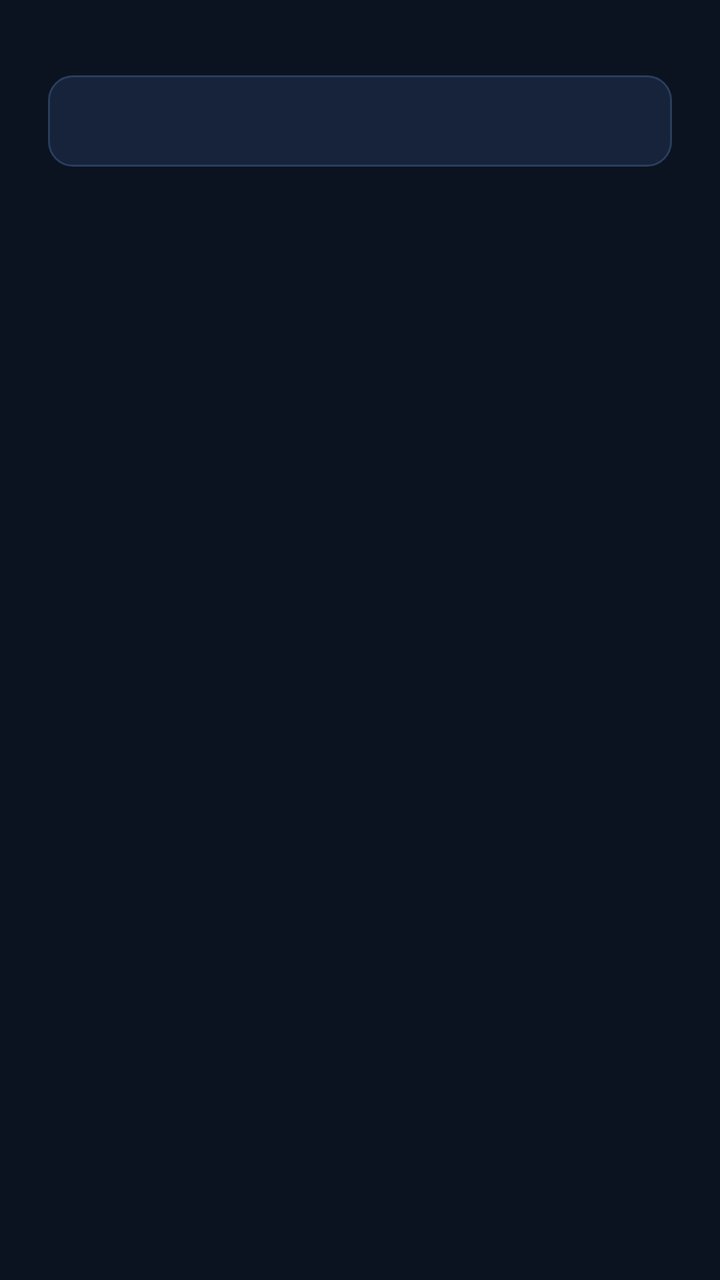
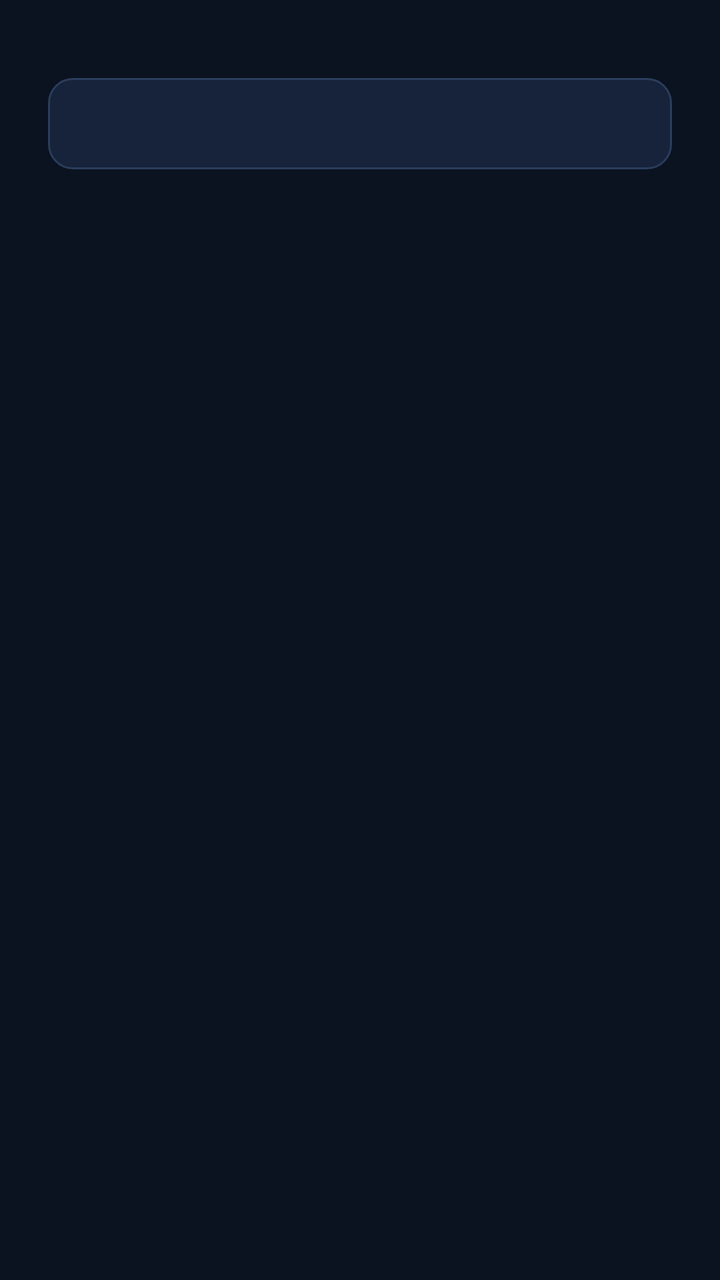

Screens rendered from an Android XML layout before and after an edit, with the pre-edit source and the edit as a unified diff.
<!-- AndroidManifest.xml: application theme Theme.MeshRelay -->
<!-- res/layout/dialog_input.xml -->
<?xml version="1.0" encoding="utf-8"?>
<LinearLayout xmlns:android="http://schemas.android.com/apk/res/android"
    android:layout_width="match_parent"
    android:layout_height="wrap_content"
    android:orientation="vertical"
    android:paddingStart="24dp"
    android:paddingEnd="24dp"
    android:paddingTop="4dp"
    android:paddingBottom="8dp">

    <TextView
        android:id="@+id/tvDialogBody"
        android:layout_width="match_parent"
        android:layout_height="wrap_content"
        android:textColor="@color/text_secondary"
        android:textSize="13sp"
        android:lineSpacingExtra="3dp" />

    <EditText
        android:id="@+id/etDialogInput"
        android:layout_width="match_parent"
        android:layout_height="wrap_content"
        android:layout_marginTop="16dp"
        android:background="@drawable/bg_input"
        android:paddingStart="14dp"
        android:paddingEnd="14dp"
        android:paddingTop="14dp"
        android:paddingBottom="14dp"
        android:textColor="@color/text_primary"
        android:textColorHint="@color/text_dim"
        android:textSize="13sp"
        android:fontFamily="monospace"
        android:gravity="top|start"
        android:inputType="textMultiLine"
        android:maxLines="4"
        android:scrollHorizontally="false" />

    
    <TextView
        android:id="@+id/tvDialogNote"
        android:layout_width="match_parent"
        android:layout_height="wrap_content"
        android:layout_marginTop="12dp"
        android:paddingStart="12dp"
        android:paddingEnd="12dp"
        android:paddingTop="9dp"
        android:paddingBottom="9dp"
        android:textSize="11sp"
        android:lineSpacingExtra="2dp"
        android:visibility="gone" />
</LinearLayout>
<!-- resources referenced by this layout -->
<resources>
  <color name="text_dim">#5B6E8C</color>
  <color name="text_primary">#E6EDF7</color>
  <color name="text_secondary">#8FA3BF</color>
  <!-- drawable bg_input (drawable) -->
  <?xml version="1.0" encoding="utf-8"?>
  <shape xmlns:android="http://schemas.android.com/apk/res/android" android:shape="rectangle">
      <solid android:color="@color/surface_raised" />
      <corners android:radius="12dp" />
      <stroke android:width="1dp" android:color="@color/border_strong" />
  </shape>
  <style name="Theme.MeshRelay" parent="Base.Theme.MeshRelay" />
  <color name="surface_raised">#16233A</color>
  <color name="border_strong">#2A3D5C</color>
  <style name="Base.Theme.MeshRelay" parent="Theme.Material3.DayNight.NoActionBar">
          <item name="colorPrimary">@color/teal</item>
          <item name="colorOnPrimary">@color/ground</item>
          <item name="colorSecondary">@color/teal_deep</item>
          <item name="colorError">@color/red</item>
          <item name="colorSurface">@color/surface</item>
          <item name="colorOnSurface">@color/text_primary</item>
          <item name="android:colorBackground">@color/ground</item>
          <item name="android:windowBackground">@color/ground</item>
          <item name="android:textColorPrimary">@color/text_primary</item>
          <item name="android:textColorSecondary">@color/text_secondary</item>
          <item name="android:textColorHint">@color/text_dim</item>
          <item name="android:statusBarColor">@color/ground</item>
          <item name="android:navigationBarColor">@color/ground</item>
          <item name="android:windowLightStatusBar" tools:targetApi="m">false</item>
      </style>
  <color name="teal">#14B8A6</color>
  <color name="ground">#0B1220</color>
  <color name="teal_deep">#0D9488</color>
  <color name="red">#EF4444</color>
  <color name="surface">#111C2E</color>
</resources>

<!-- the commit's change to res/layout/dialog_input.xml (unified diff, before → after) -->
@@ -8,12 +8,13 @@
     android:paddingTop="4dp"
     android:paddingBottom="8dp">
 
+    
     <TextView
         android:id="@+id/tvDialogBody"
         android:layout_width="match_parent"
         android:layout_height="wrap_content"
-        android:textColor="@color/text_secondary"
-        android:textSize="13sp"
+        android:textColor="@color/text_primary"
+        android:textSize="14sp"
         android:lineSpacingExtra="3dp" />
 
     <EditText
<!-- resource entries referenced after the edit -->
@@ -2,7 +2,6 @@
 <resources>
   <color name="text_dim">#5B6E8C</color>
   <color name="text_primary">#E6EDF7</color>
-  <color name="text_secondary">#8FA3BF</color>
   <!-- drawable bg_input (drawable) -->
   <?xml version="1.0" encoding="utf-8"?>
   <shape xmlns:android="http://schemas.android.com/apk/res/android" android:shape="rectangle">
@@ -34,5 +33,6 @@
   <color name="teal_deep">#0D9488</color>
   <color name="red">#EF4444</color>
   <color name="surface">#111C2E</color>
+  <color name="text_secondary">#8FA3BF</color>
 </resources>
 
